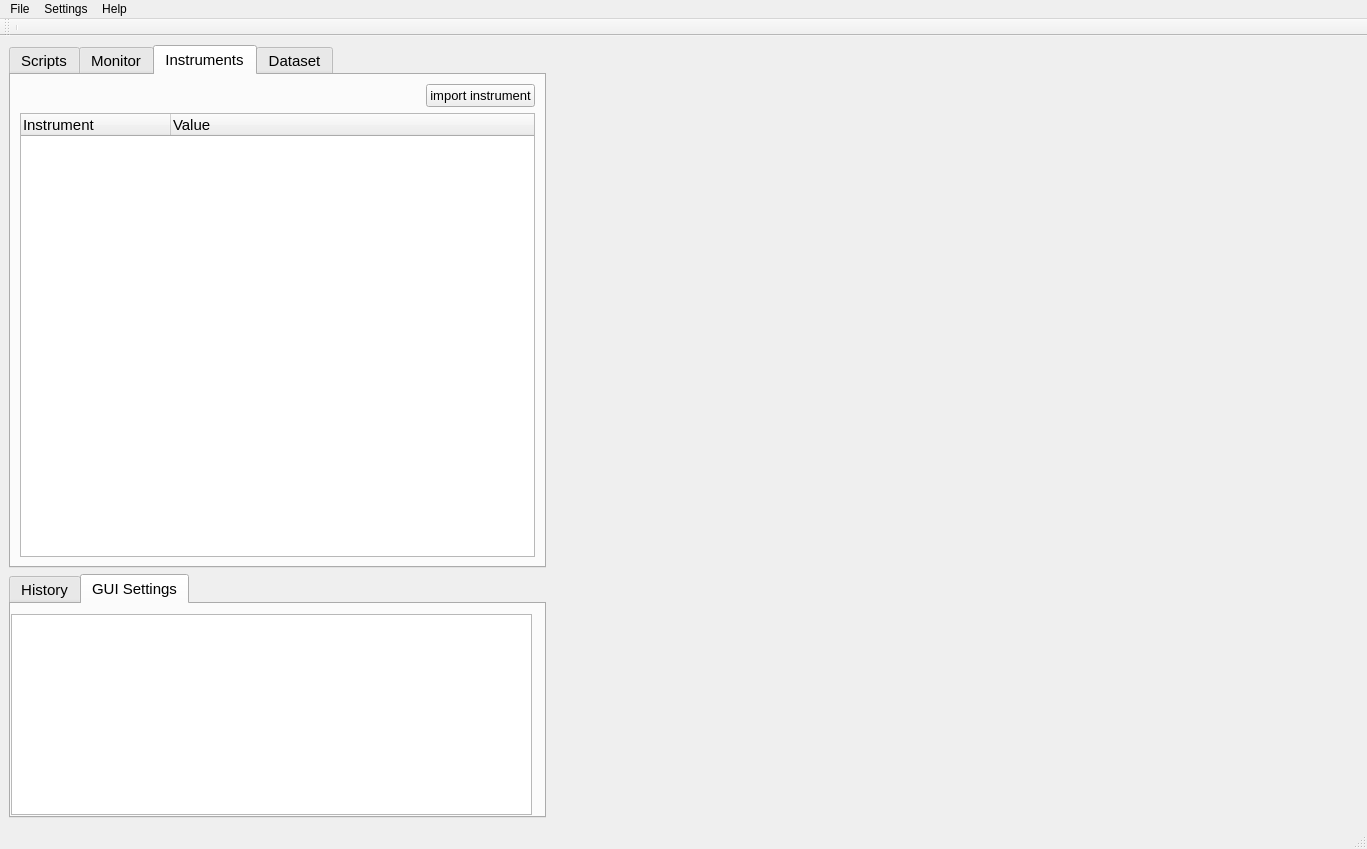
The window that src/core/basic_application_window.ui (LISE-B26/pylabcontrol) describes before a commit, drawn with Qt 5.
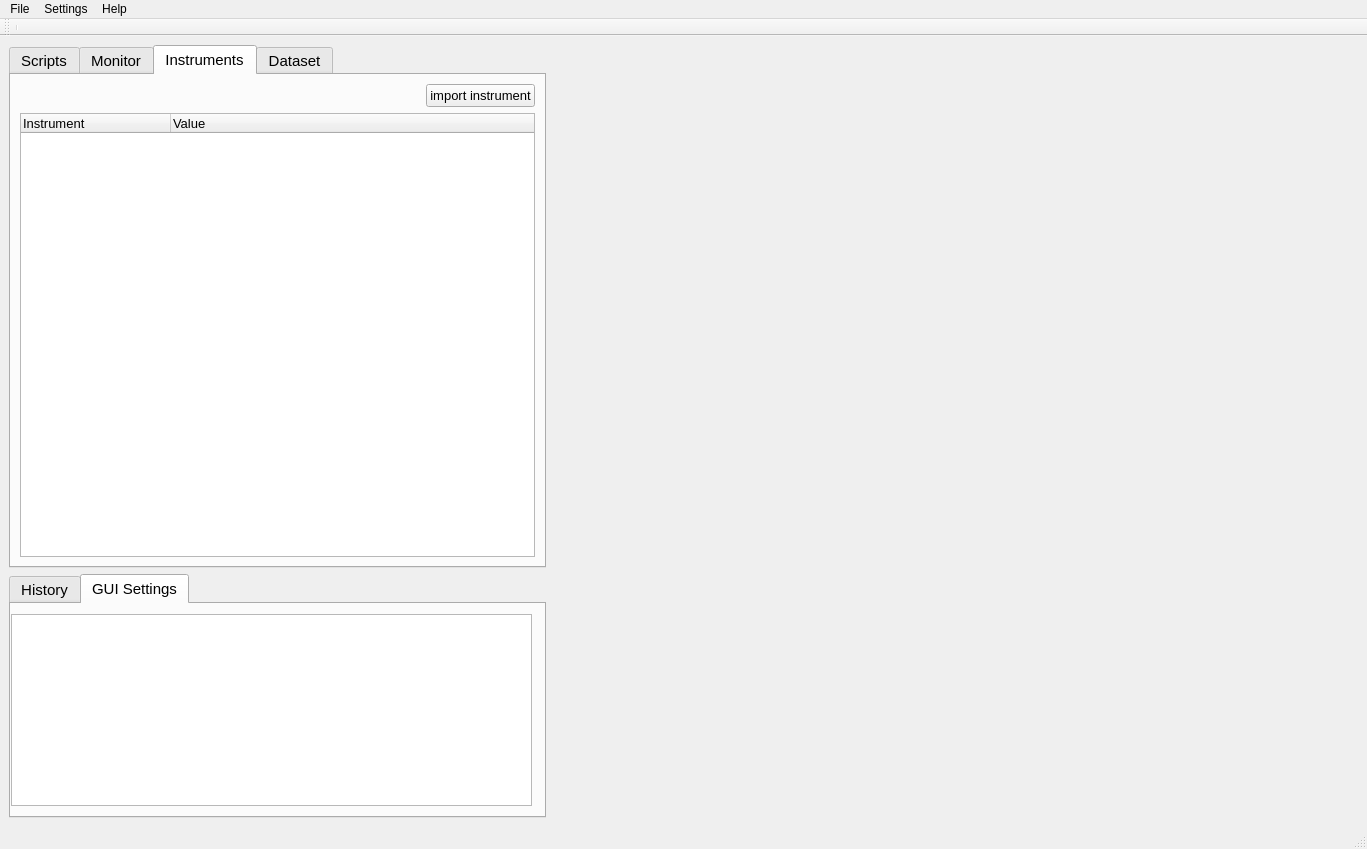
The same window after the commit. The open tabs and pages were chosen to show the change. Custom widgets are drawn as their Qt base class.

Commit message: added capability to use relative paths

Diff of the .ui file:
```diff
--- a/src/core/basic_application_window.ui
+++ b/src/core/basic_application_window.ui
@@ -401,6 +401,11 @@
                   <verstretch>0</verstretch>
                  </sizepolicy>
                 </property>
+                <property name="font">
+                 <font>
+                  <pointsize>10</pointsize>
+                 </font>
+                </property>
                 <property name="editTriggers">
                  <set>QAbstractItemView::AllEditTriggers</set>
                 </property>
@@ -497,6 +502,12 @@
         </item>
         <item>
          <widget class="QTabWidget" name="tabWidget_2">
+          <property name="sizePolicy">
+           <sizepolicy hsizetype="Preferred" vsizetype="Preferred">
+            <horstretch>0</horstretch>
+            <verstretch>0</verstretch>
+           </sizepolicy>
+          </property>
           <property name="font">
            <font>
             <pointsize>11</pointsize>
@@ -527,24 +538,27 @@
             </item>
            </layout>
           </widget>
-          <widget class="QWidget" name="tab_settings">
+          <widget class="QWidget" name="tab_settings_2">
            <attribute name="title">
             <string>GUI Settings</string>
            </attribute>
-           <widget class="QWidget" name="horizontalLayoutWidget_3">
+           <widget class="QTreeView" name="tree_gui_settings">
             <property name="geometry">
              <rect>
               <x>0</x>
               <y>10</y>
               <width>521</width>
-              <height>201</height>
+              <height>192</height>
              </rect>
             </property>
-            <layout class="QHBoxLayout" name="horizontalLayout_11">
-             <item>
-              <widget class="QTreeView" name="tree_gui_settings"/>
-             </item>
-            </layout>
+            <property name="font">
+             <font>
+              <pointsize>10</pointsize>
+             </font>
+            </property>
+            <property name="editTriggers">
+             <set>QAbstractItemView::AllEditTriggers</set>
+            </property>
            </widget>
           </widget>
          </widget>
```
Left out of the diff: 2 changed lines with no effect on the pictures. The commit also changes 2 other files.
